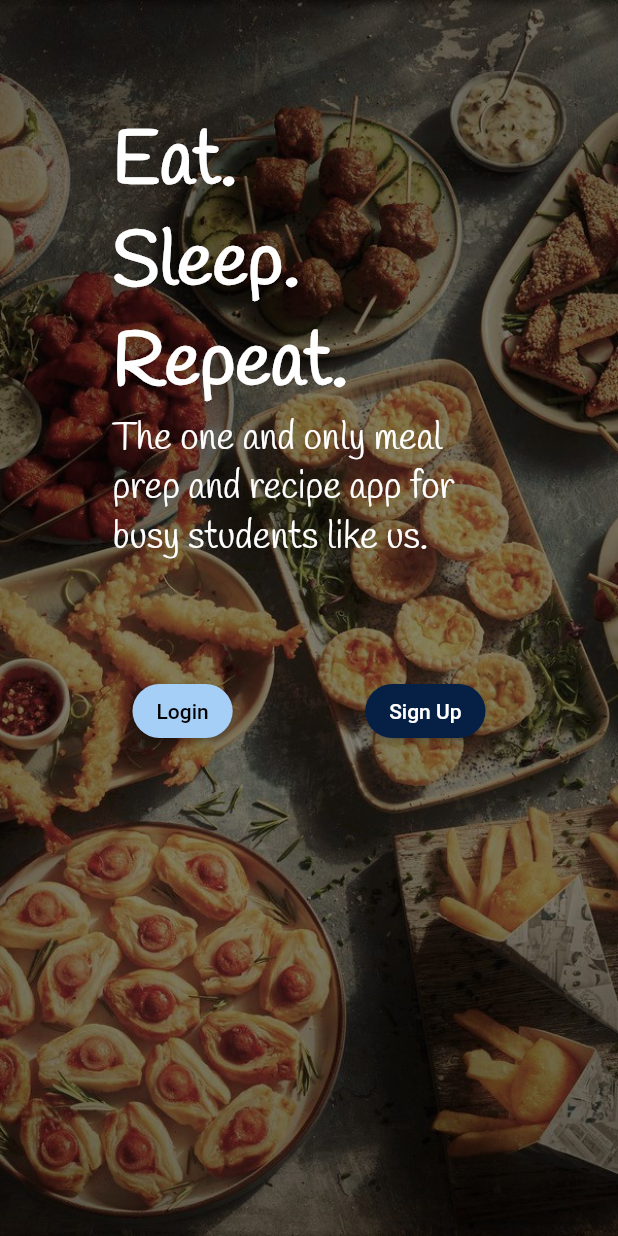
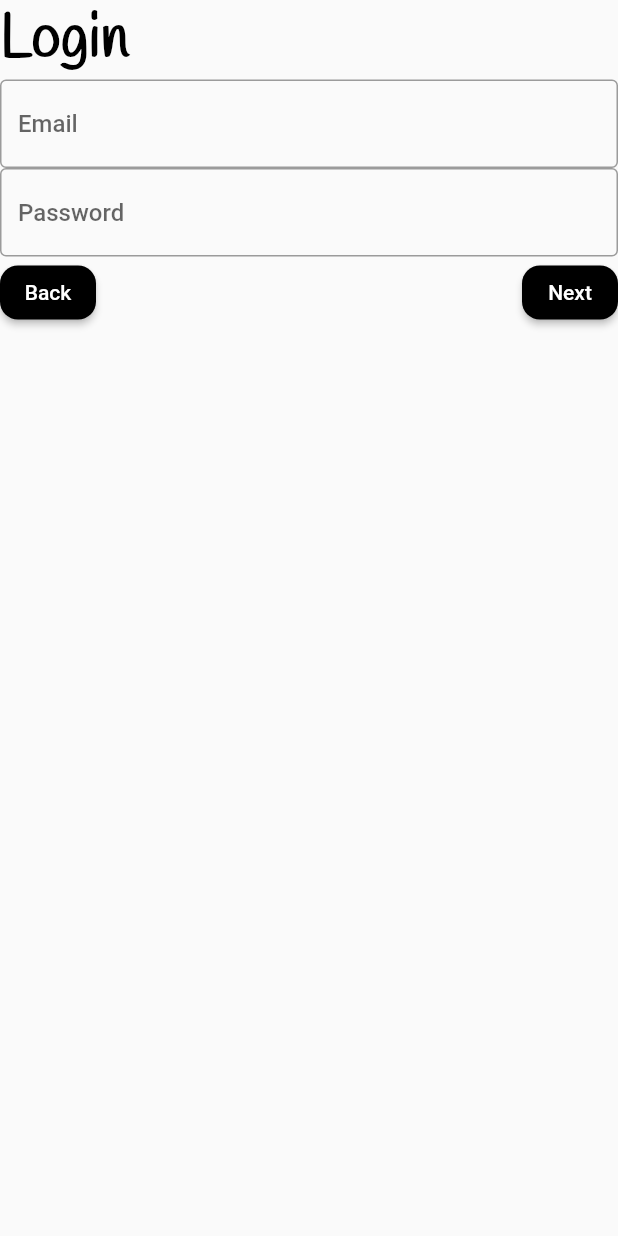
Before and after one commit to feliciachung19/foodie, a Flutter app: the screen it shows after launch, after a tap on "Login", on a phone screen of 412 x 824 dp. Run offline on Flutter 3.47's test engine with Material 2 defaults, Android fonts, the phone set to English and light mode, and no system bars.

Commit message:
Added login and sign up screen

```diff
--- /dev/null
+++ b/lib/ui/screens/login_screen.dart
@@ -0,0 +1,103 @@
+import 'dart:developer';
+
+import 'package:flutter/material.dart';
+
+class LoginScreen extends StatefulWidget {
+  const LoginScreen({Key? key}) : super(key: key);
+
+  @override
+  _LoginScreenState createState() => _LoginScreenState();
+}
+
+// Define a corresponding State class.
+// This class holds the data related to the login screen.
+class _LoginScreenState extends State<LoginScreen> {
+
+  // Create a text controller and use it to retrieve the current value
+  // of the email Field.
+  final myEmailTextController = TextEditingController();
+  // Create a text controller and use it to retrieve the current value
+  // of the password Field.
+  final myPasswordTextController = TextEditingController();
+
+  @override
+  void dispose() {
+    // Clean up the controller when the widget is disposed.
+    myEmailTextController.dispose();
+    myPasswordTextController.dispose();
+    super.dispose();
+  }
+
+  Text buildTitleText(String blockName) {
+    return Text(
+      blockName,
+      style: const TextStyle(
+          color: Colors.black,
+          fontWeight: FontWeight.bold,
+          fontFamily: 'Handlee',
+          fontSize: 40),
+      textAlign: TextAlign.left,
+    );
+  }
+
+  @override
+  build(BuildContext context) {
+    return Scaffold(
+      body: Column(
+        crossAxisAlignment: CrossAxisAlignment.start,
+        children: [
+          buildTitleText("Login"),
+          TextField(
+            decoration: const InputDecoration(
+              border: OutlineInputBorder(),
+              hintText: 'Email',
+            ),
+            controller: myEmailTextController,
+          ),
+          TextField(
+            decoration: const InputDecoration(
+              border: OutlineInputBorder(),
+              hintText: 'Password',
+            ),
+            controller: myPasswordTextController,
+            obscureText: true,
+          ),
+          Row(
+            crossAxisAlignment: CrossAxisAlignment.end,
+            mainAxisAlignment: MainAxisAlignment.spaceBetween,
+            children: [
+              ElevatedButton(
+                  onPressed: () {
+                    log("Back button pressed");
+                  },
+                  child: const Text("Back"),
+                  style: ElevatedButton.styleFrom(
+                      shape: RoundedRectangleBorder(
+                        borderRadius: BorderRadius.circular(12), // <-- Radius
+                      ),
+                      primary: Colors.black,
+                      onPrimary: Colors.white
+                  )
+              ),
+              ElevatedButton(
+                  onPressed: () {
+                    log("Sign Up button pressed");
+                    log("Email: " + myEmailTextController.text);
+                    log("Password: " + myPasswordTextController.text);
+                  },
+                  child: const Text("Next"),
+                  style: ElevatedButton.styleFrom(
+                      shape: RoundedRectangleBorder(
+                        borderRadius: BorderRadius.circular(12), // <-- Radius
+                      ),
+                      primary: Colors.black,
+                      onPrimary: Colors.white
+                  )
+              ),
+            ],
+          )
+        ],
+      ),
+    );
+  }
+}
--- a/lib/ui/screens/welcome_screen.dart
+++ b/lib/ui/screens/welcome_screen.dart
@@ -1,5 +1,8 @@
+import 'dart:developer';
 import 'package:flutter/material.dart';
 
+import 'login_screen.dart';
+import 'signup_screen.dart';
 
 class WelcomeScreen extends StatelessWidget {
   const WelcomeScreen({Key? key}) : super(key: key);
@@ -16,7 +19,7 @@ class WelcomeScreen extends StatelessWidget {
       );
     }
 
-    Text buildText(String blockName) {
+    Text buildTitleText(String blockName) {
       return Text(
         blockName,
         style: const TextStyle(
@@ -28,7 +31,7 @@ class WelcomeScreen extends StatelessWidget {
       );
     }
 
-    Text buildSubText(String subText) {
+    Text buildSubTitleText(String subText) {
       return Text(
         subText,
         style: const TextStyle(
@@ -50,20 +53,23 @@ class WelcomeScreen extends StatelessWidget {
               child: Column(
                 crossAxisAlignment: CrossAxisAlignment.start,
                 children: [
-                  buildText("Eat."),
-                  buildText("Sleep."),
-                  buildText("Repeat."),
-                  buildSubText("The one and only meal prep and recipe app for busy students like us."),
+                  buildTitleText("Eat."),
+                  buildTitleText("Sleep."),
+                  buildTitleText("Repeat."),
+                  buildSubTitleText("The one and only meal prep and recipe app for busy students like us."),
                 ],
               ),
             ),
-            Container(
-              child: Row(
+            Row(
               crossAxisAlignment: CrossAxisAlignment.end,
               mainAxisAlignment: MainAxisAlignment.spaceEvenly,
               children: [
                 ElevatedButton(
-                      onPressed: () {},
+                    onPressed: () {
+                      log("Login button pressed");
+                      Navigator.of(context)
+                          .pushAndRemoveUntil(MaterialPageRoute(builder: (context) => const LoginScreen()), (Route<dynamic> route) => false);
+                    },
                     child: const Text("Login"),
                     style: ElevatedButton.styleFrom(
                       shape: const StadiumBorder(),
@@ -72,7 +78,11 @@ class WelcomeScreen extends StatelessWidget {
                     )
                 ),
                 ElevatedButton(
-                      onPressed: () {},
+                    onPressed: () {
+                      log("Sign Up button pressed");
+                      Navigator.of(context)
+                          .pushAndRemoveUntil(MaterialPageRoute(builder: (context) => const SignupScreen()), (Route<dynamic> route) => false);
+                    },
                     child: const Text("Sign Up"),
                     style: ElevatedButton.styleFrom(
                         shape: const StadiumBorder(),
@@ -81,7 +91,6 @@ class WelcomeScreen extends StatelessWidget {
                     )
                 ),
               ],
-              ),
             )
           ],
         ),
```
Also changed, not shown: lib/ui/screens/signup_screen.dart (added, +102 -0 lines). Lines whose indentation alone changed are shown as unchanged.
